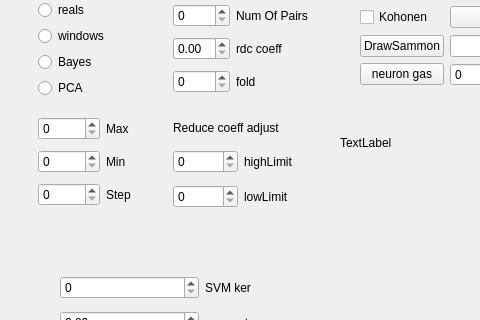
Above: net.ui from ArtfulVampire/SecondGUIrepo before the change; both pictures show x 240 to 720 and y 120 to 440 of the 981 by 649 pixel window. Below: the same form after it.
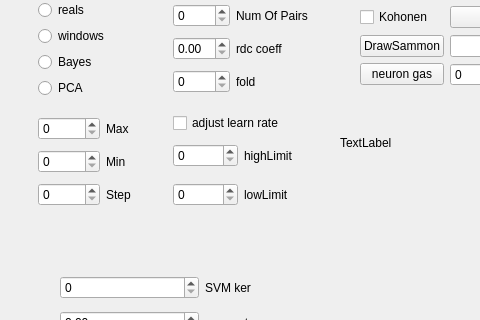
That is the form after the change.

```diff
--- a/net.ui
+++ b/net.ui
@@ -510,9 +510,9 @@
     <item row="4" column="3">
      <layout class="QVBoxLayout" name="verticalLayout_3">
       <item>
-       <widget class="QLabel" name="label_23">
+       <widget class="QCheckBox" name="adjustLeanrRateCheckBox">
         <property name="text">
-         <string>Reduce coeff adjust</string>
+         <string>adjust learn rate</string>
         </property>
        </widget>
       </item>
```
Left out of the diff: 194 changed lines with no effect on the pictures. Lines whose indentation alone changed are shown as unchanged.
